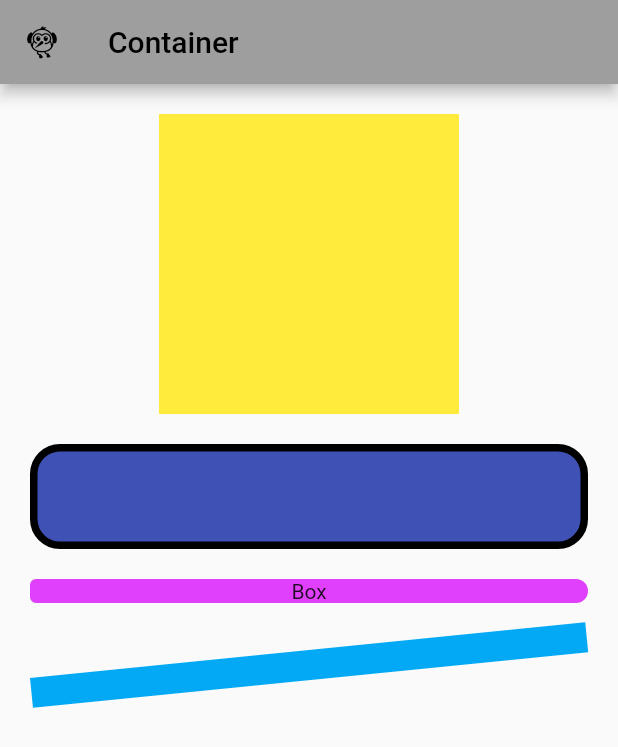
After one commit to Abitha-Annadurai/FFlutter_code-App, a Flutter app: the LayoutTpyes screen opened directly, after a tap on "Container", on a phone screen of 412 x 824 dp. The commit adds this screen. Shown: the top 747 px of the screen. Run offline on Flutter 3.47's test engine with Material 2 defaults, Android fonts, the light colour scheme and no system bars; our stand-ins replace cached_network_image, extended_image, fluttertoast, new_gradient_app_bar, transparent_image; missing offline and left inert: flutter_gradients.

Commit message:
Flutter Code.

```diff
--- /dev/null
+++ b/lib/layput/container_code.dart
@@ -0,0 +1,65 @@
+import 'package:flutter/material.dart';
+
+class ContainerCode extends StatefulWidget {
+  const ContainerCode({Key? key}) : super(key: key);
+
+  @override
+  State<ContainerCode> createState() => _ContainerCodeState();
+}
+
+class _ContainerCodeState extends State<ContainerCode> {
+  @override
+  Widget build(BuildContext context) {
+    return Scaffold(
+      appBar: AppBar(
+        backgroundColor: Colors.grey,
+        leading: Icon(Icons.flutter_dash),
+        title: Text('Container'),
+      ),
+      body:SingleChildScrollView(
+        padding: EdgeInsets.all(20),
+            child: Center(
+              child: Column(
+                children: [
+                  Container(
+                    padding: EdgeInsets.all(15),
+                    width: 200, height: 200,
+                    color: Colors.yellow,
+                  ),
+                  SizedBox(height: 20,),
+                  Container(
+                    padding: EdgeInsets.fromLTRB(10, 20, 30, 40),
+                    decoration: BoxDecoration(
+                      border: Border.all(width: 5),
+                      color: Colors.indigo,
+                      borderRadius: BorderRadius.circular(20),
+                    ),
+                  ),
+                  SizedBox(height: 20,),
+
+                  Container(decoration: BoxDecoration(
+                      color: Colors.purpleAccent,
+                      borderRadius: BorderRadius.horizontal(
+                        left: Radius.circular(10),
+                        right: Radius.circular(20),
+                      )
+                  ),
+                    alignment: Alignment.topLeft,
+                    child: Center(
+                      child: Text('Box'),
+                    ),),
+                  SizedBox(height: 50,),
+                  Container(
+                    color: Colors.lightBlue,
+                    padding: EdgeInsets.symmetric(vertical: 10, horizontal: 20),
+                    transform: Matrix4.rotationZ(-0.1),
+                  ),
+
+
+                ],
+              ),
+            ),
+      )
+    );
+  }
+}
--- /dev/null
+++ b/lib/layput/layout_types.dart
@@ -0,0 +1,67 @@
+import 'package:ffluttercode/layput/wrap_code.dart';
+import 'package:flutter/material.dart';
+import 'package:url_launcher/url_launcher.dart';
+
+import 'container_code.dart';
+import 'fractionalsizedbox_code.dart';
+
+class LayoutTpyes extends StatefulWidget {
+  const LayoutTpyes({Key? key}) : super(key: key);
+
+  @override
+  State<LayoutTpyes> createState() => _LayoutTpyesState();
+}
+
+class _LayoutTpyesState extends State<LayoutTpyes> {
+  @override
+  Widget build(BuildContext context) {
+    return Scaffold(
+      appBar: AppBar(
+        backgroundColor: Colors.white,
+        title: Text('Layouts', style: TextStyle(color: Colors.black, fontSize: 20 ),),
+        leading: Padding(padding: EdgeInsets.only(left: 12), child: Image.asset('assest/icon.jpg')),
+        actions: [
+          TextButton(onPressed: () async {
+            var url = Uri.parse("");
+            if(await canLaunchUrl(url) != null){
+              await launchUrl(url);
+            }else{
+              throw "Cannot Load";
+            }
+          }, child: Text('Code', style: TextStyle(color: Colors.black),))
+        ],
+      ),
+      body: Container(
+          decoration: BoxDecoration(
+            image: DecorationImage(
+              image: AssetImage("assest/bg1.jpg"),
+              fit: BoxFit.cover,
+            ),
+          ),
+          child: SingleChildScrollView(
+            child: Center(
+              child: Column(
+                children: [
+                  TextButton(onPressed: (){
+                    Navigator.of(context).push(MaterialPageRoute(builder: (context) => ContainerCode(),),);
+                  }, child: Text('Container',
+                    style: TextStyle(color: Colors.black, fontSize: 20, fontWeight: FontWeight.bold),
+                  )),
+                  TextButton(onPressed: (){
+                    Navigator.of(context).push(MaterialPageRoute(builder: (context) => WarpCode(),),);
+                  }, child: Text('Wrap',
+                    style: TextStyle(color: Colors.black, fontSize: 20, fontWeight: FontWeight.bold),
+                  )),
+                  TextButton(onPressed: (){
+                    Navigator.of(context).push(MaterialPageRoute(builder: (context) => SixedBoxFrac(),),);
+                  }, child: Text('Fractional Sized Box',
+                    style: TextStyle(color: Colors.black, fontSize: 20, fontWeight: FontWeight.bold),
+                  )),
+                ],
+              ),
+            ),)
+      ),
+
+    );
+  }
+}
--- a/lib/widget/widget_types.dart
+++ b/lib/widget/widget_types.dart
@@ -35,7 +35,7 @@ class _WidgetTypesState extends State<WidgetTypes> {
         leading: Padding(padding: EdgeInsets.only(left: 12), child: Image.asset('assest/icon.jpg')),
         actions: [
           TextButton(onPressed: () async {
-            var url = Uri.parse("https://github.com/Abitha-Annadurai/Flutter_Widget");
+            var url = Uri.parse("https://github.com/Abitha-Annadurai/Flutter_Widgets.git");
             if(await canLaunchUrl(url) != null){
               await launchUrl(url);
             }else{
--- a/pubspec.yaml
+++ b/pubspec.yaml
@@ -73,7 +73,7 @@ flutter:
 
   assets:
     - assest/
-
+    - assest/bg6.jpg
   # To add assets to your application, add an assets section, like this:
   # assets:
   #   - images/a_dot_burr.jpeg
```
Also changed, not shown: lib/layput/wrap_code.dart (added, +33 -0 lines), lib/main.dart (+17 -1 lines), lib/layput/expand_code.dart (added), lib/layput/row_code.dart (added).
